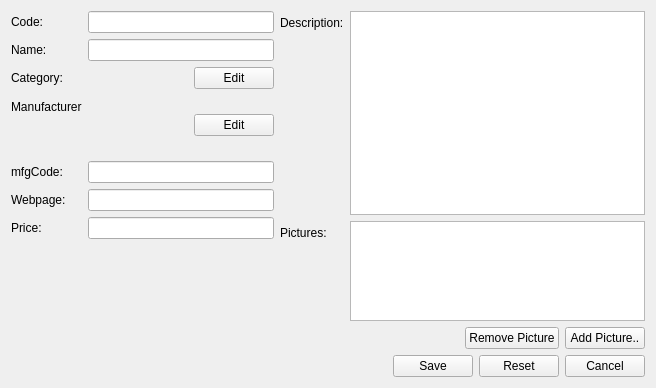
This is client/uiforms/component_edit.ui in Wolframe/configurator as Qt 5 draws it before an edit. The edited form follows.
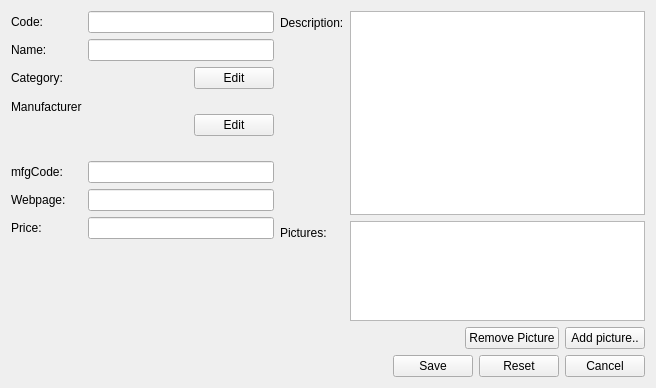
This is the edited form. Icons and pictures are not drawn.

```diff
--- a/client/uiforms/component_edit.ui
+++ b/client/uiforms/component_edit.ui
@@ -299,7 +299,7 @@
        <item>
         <widget class="QPushButton" name="new_pictures">
          <property name="text">
-          <string>Add Picture..</string>
+          <string>Add picture..</string>
          </property>
          <property name="form" stdset="0">
           <string>picture_select?widgetid={main.widgetid}_picture</string>
```
Left out of the diff: 29 changed lines with no effect on the pictures.
